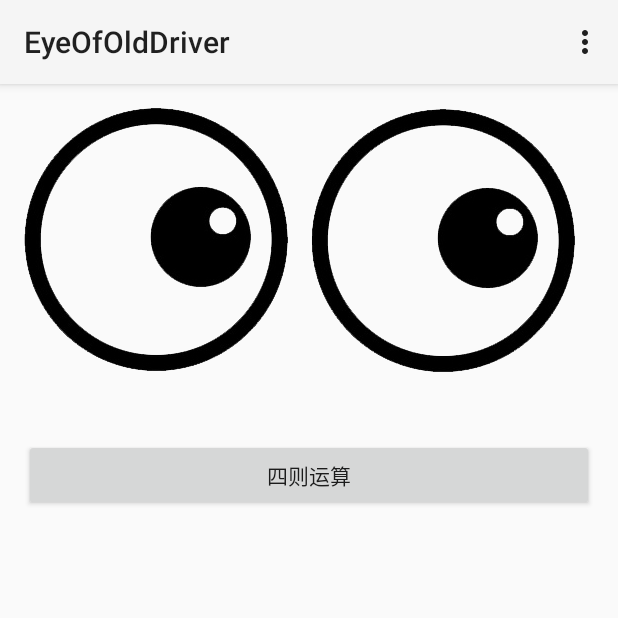
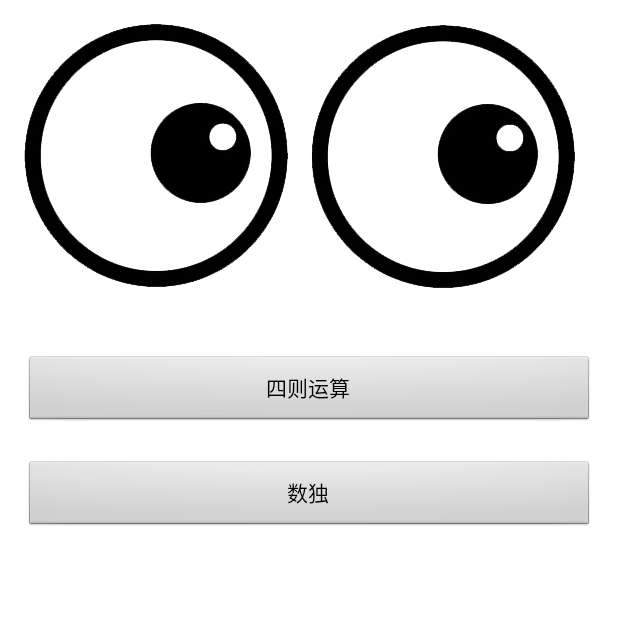
Before and after one commit to chouhaohui/test, an Android app: the screen it shows after launch (MainActivity), on a phone screen of 412 x 824 dp, the top half of it. Run offline under Robolectric (Android 15) with nearby library versions, the phone set to English and light mode, and no system bars.

Commit message:
增加数独拍摄模块
增加了数独拍摄模块

```diff
--- a/EyeOfOldDriver/app/src/main/java/com/example/demo/myapplication/MainActivity.java
+++ b/EyeOfOldDriver/app/src/main/java/com/example/demo/myapplication/MainActivity.java
@@ -11,6 +11,7 @@
 public class MainActivity extends Activity implements View.OnClickListener {
 
     private Button formulaButton;
+    private Button sudokuButton;
 
     @Override
     protected void onCreate(Bundle savedInstanceState) {
@@ -45,19 +46,26 @@
 
     private void findView() {
         formulaButton = (Button)findViewById(R.id.formulaButton);
+        sudokuButton = (Button)findViewById(R.id.sudokuButton);
     }
 
     private void bindButton() {
         formulaButton.setOnClickListener(this);
+        sudokuButton.setOnClickListener(this);
     }
 
     public void onClick(View v) {
+        Intent intent = new Intent();
+        intent.setClass(MainActivity.this, CameraActivity.class);
+        Bundle bundle = new Bundle();
         switch(v.getId()) {
             case R.id.formulaButton:
-                Intent intent = new Intent();
-                intent.setClass(MainActivity.this, FormulaActivity.class);
-                startActivity(intent);
+                bundle.putString("MODE", "formula");
                 break;
+            case R.id.sudokuButton:
+                bundle.putString("MODE", "sudoku");
         }
+        intent.putExtras(bundle);
+        startActivity(intent);
     }
 }
--- a/EyeOfOldDriver/app/src/main/res/layout/activity_main.xml
+++ b/EyeOfOldDriver/app/src/main/res/layout/activity_main.xml
@@ -3,7 +3,9 @@
     android:layout_height="match_parent" android:paddingLeft="@dimen/activity_horizontal_margin"
     android:paddingRight="@dimen/activity_horizontal_margin"
     android:paddingTop="@dimen/activity_vertical_margin"
-    android:paddingBottom="@dimen/activity_vertical_margin" tools:context=".MainActivity">
+    android:paddingBottom="@dimen/activity_vertical_margin"
+    android:background="#FFFFFF"
+    tools:context=".MainActivity">
 
     <ImageView
         android:id="@+id/eyeImage"
@@ -20,4 +22,13 @@
         android:layout_centerHorizontal="true"
         android:text="@string/formula"/>
 
+    <Button
+        android:id="@+id/sudokuButton"
+        android:layout_width="match_parent"
+        android:layout_height="wrap_content"
+        android:layout_below="@id/formulaButton"
+        android:layout_marginTop="10pt"
+        android:layout_centerHorizontal="true"
+        android:text="@string/su_do_ku"/>
+
 </RelativeLayout>
--- a/EyeOfOldDriver/app/src/main/res/layout/calculate_activity.xml
+++ b/EyeOfOldDriver/app/src/main/res/layout/calculate_activity.xml
@@ -1,7 +1,8 @@
 <?xml version="1.0" encoding="utf-8"?>
 <LinearLayout xmlns:android="http://schemas.android.com/apk/res/android"
     android:orientation="vertical" android:layout_width="match_parent"
-    android:layout_height="match_parent">
+    android:layout_height="match_parent"
+    android:background="#FFFFFF">
 
     <ImageView
         android:id="@+id/testImage"
--- a/EyeOfOldDriver/app/src/main/res/values/strings.xml
+++ b/EyeOfOldDriver/app/src/main/res/values/strings.xml
@@ -4,6 +4,7 @@
     <string name="action_settings">Settings</string>
 
     <string name="formula">四则运算</string>
+    <string name="su_do_ku">数独</string>
     <string name="ack_button">确认</string>
     <string name="calculate">计算</string>
 </resources>
```
Also changed, not shown: EyeOfOldDriver/app/src/main/AndroidManifest.xml (+7 -5 lines), EyeOfOldDriver/app/src/main/java/com/example/demo/myapplication/CameraActivity.java (renamed from EyeOfOldDriver/app/src/main/java/com/example/demo/myapplication/FormulaActivity.java, +15 -19 lines), EyeOfOldDriver/app/src/main/java/com/example/demo/myapplication/CameraView.java (+13 -5 lines).
